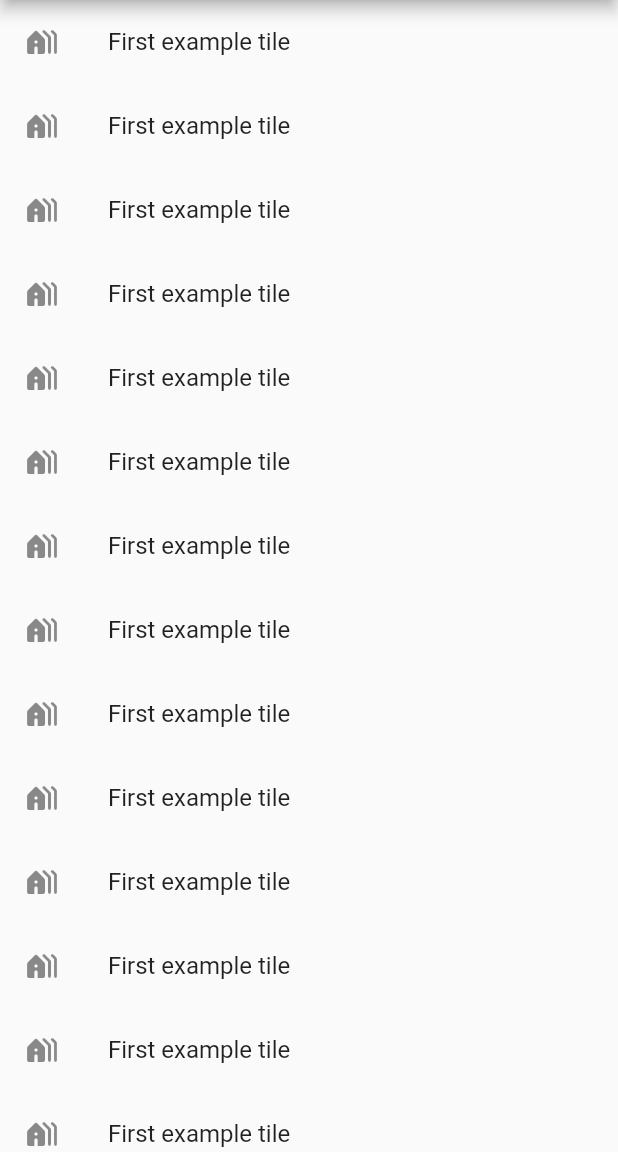
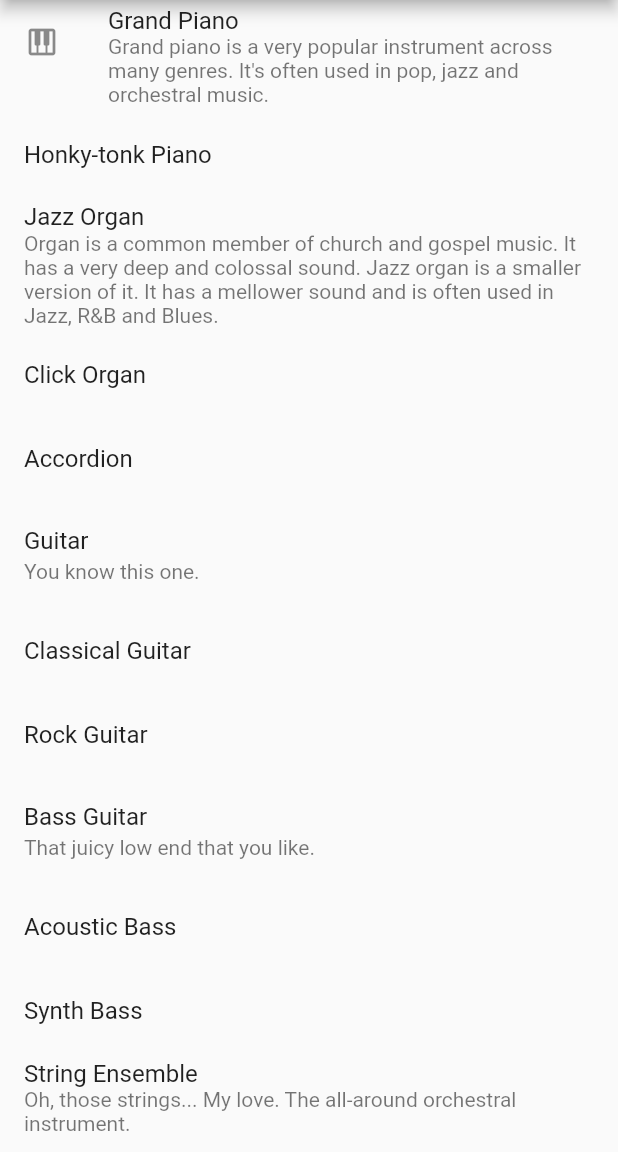
Before and after one commit to VovaOatMeal/La_Lista, a Flutter app: the screen it shows after launch, on a phone screen of 412 x 824 dp, the part 84-1236 px from its top. Run offline on Flutter 3.47's test engine with Material 2 defaults, Android fonts, the phone set to English and light mode, and no system bars.

Commit message:
Implemented "Main List Filled with Data".

```diff
--- /dev/null
+++ b/lib/controllers/list_filler.dart
@@ -0,0 +1,134 @@
+import 'package:flutter/material.dart';
+
+import '../models/standard_tile.dart';
+
+/// Used to fill different types of lists specified in [ListType].
+///
+/// [generateData] is used to create predefined list of [ListTile] that is filled
+/// using [StandardTile]. Fills only lists specified in [ListType].
+///
+abstract class ListFiller {
+  static final data = <StandardTile>[
+    StandardTile(
+      "Grand Piano",
+      description: "Grand piano is a very popular instrument across "
+          "many genres. It's often used in pop, jazz and orchestral music.",
+      leadingIcon: const Icon(Icons.piano_rounded),
+    ),
+    StandardTile("Honky-tonk Piano"),
+    StandardTile(
+      "Jazz Organ",
+      description: "Organ is a common member of church and gospel music. "
+          "It has a very deep and colossal sound. Jazz organ is a smaller version of it. "
+          "It has a mellower sound and is often used in Jazz, R&B and Blues.",
+    ),
+    StandardTile("Click Organ"),
+    StandardTile("Accordion"),
+    StandardTile(
+      "Guitar",
+      description: "You know this one.",
+    ),
+    StandardTile("Classical Guitar"),
+    StandardTile("Rock Guitar"),
+    StandardTile(
+      "Bass Guitar",
+      description: "That juicy low end that you like.",
+    ),
+    StandardTile("Acoustic Bass"),
+    StandardTile("Synth Bass"),
+    StandardTile(
+      "String Ensemble",
+      description:
+          "Oh, those strings... My love. The all-around orchestral instrument.",
+    ),
+    StandardTile("Banjo"),
+    StandardTile(
+      "Choir",
+      description: "Human voices make any music greater.",
+      leadingIcon: const Icon(Icons.people_alt_rounded),
+    ),
+    StandardTile(
+      "Alto Sax",
+      description: "Who turned on Careless Whisper?",
+    ),
+    StandardTile("Trumpet"),
+    StandardTile("Brass Section"),
+    StandardTile(
+      "Flute",
+      description: "WHat a lovely wind instrument!",
+    ),
+    StandardTile("Vibraphone"),
+    StandardTile("Marimba"),
+    StandardTile(
+      "Celesta",
+      description: "Has anybody seen my owl?",
+    ),
+    StandardTile("Timpani"),
+    StandardTile("Drum Kit"),
+  ];
+
+  // TODO: make possible to show trailing icon (e.g. "more" arrow) when description is big and overflow
+  static List<ListTile> generateData(ListType listType) {
+    List<ListTile> listOfTiles = [];
+
+    switch (listType) {
+      case ListType.standardList:
+        {
+          for (var entry in data) {
+            listOfTiles.add(
+              ListTile(
+                title: Text(entry.title),
+                subtitle: entry.description == null
+                    ? null
+                    : Text(entry.description.toString()),
+                leading: entry.leadingIcon,
+                trailing: entry.trailingIcon,
+              ),
+            );
+          }
+          return listOfTiles;
+        }
+
+      case ListType.gridView:
+        // TODO: Handle gridView filling.
+        break;
+      case ListType.expandableList:
+        // TODO: Handle expandableList filling.
+        break;
+    }
+
+    return listOfTiles;
+  }
+
+  // * for testing performance
+  static ListTile tileBuilder(ListType listType, int index) {
+    switch (listType) {
+      case ListType.standardList:
+        {
+          return ListTile(
+            title: Text(data[index].title),
+            subtitle: data[index].description == null
+                ? null
+                : Text(data[index].description.toString()),
+            leading: data[index].leadingIcon,
+            trailing: data[index].trailingIcon,
+          );
+        }
+
+      case ListType.gridView:
+        // TODO: Handle gridView filling.
+        break;
+      case ListType.expandableList:
+        // TODO: Handle expandableList filling.
+        break;
+    }
+
+    return const ListTile();
+  }
+}
+
+enum ListType {
+  standardList,
+  gridView,
+  expandableList,
+}
--- a/lib/routes/standard_listview_page.dart
+++ b/lib/routes/standard_listview_page.dart
@@ -1,5 +1,6 @@
 import 'package:flutter/material.dart';
-import 'package:flutter/widgets.dart';
+
+import '../controllers/list_filler.dart';
 
 class StandardListViewPage extends StatefulWidget {
   const StandardListViewPage({Key? key}) : super(key: key);
@@ -14,19 +15,33 @@ class StandardListViewPage extends StatefulWidget {
 }
 
 class _StandardListViewPageState extends State<StandardListViewPage> {
+  final data = ListFiller.generateData(ListType.standardList);
+  // * for testing performance
+  final dataTest = ListFiller.data;
+
   @override
   Widget build(BuildContext context) {
     return Scaffold(
       appBar: AppBar(
         title: Text(widget._appTitle),
       ),
+      // * 0. Old Approach
+      /*body: ListView.builder(
+        itemCount: data.length,
+        itemBuilder: (context, index) {
+          return data[index];
+        },
+      ),*/
+      // * 1. Simple Approach
+      /*body: ListView(
+        children: data,
+      ),*/
+      // * 2. More complex and probably best approach in
+      // * such cases (when using list building on demand)
       body: ListView.builder(
-        itemCount: 20,
+        itemCount: dataTest.length,
         itemBuilder: (context, index) {
-          return const ListTile(
-            title: Text("First example tile"),
-            leading: Icon(Icons.holiday_village_rounded),
-          );
+          return ListFiller.tileBuilder(ListType.standardList, index);
         },
       ),
     );
--- a/pubspec.yaml
+++ b/pubspec.yaml
@@ -15,7 +15,7 @@ publish_to: 'none' # Remove this line if you wish to publish to pub.dev
 # In iOS, build-name is used as CFBundleShortVersionString while build-number used as CFBundleVersion.
 # Read more about iOS versioning at
 # https://developer.apple.com/library/archive/documentation/General/Reference/InfoPlistKeyReference/Articles/CoreFoundationKeys.html
-version: 1.0.0+1
+version: 1.1.0+1
 
 environment:
   sdk: ">=2.17.5 <3.0.0"
```
Also changed, not shown: lib/models/standard_tile.dart (+5 -4 lines), lib/models/abstr_tile.dart (renamed from lib/models/abstr_standard_tile.dart).
